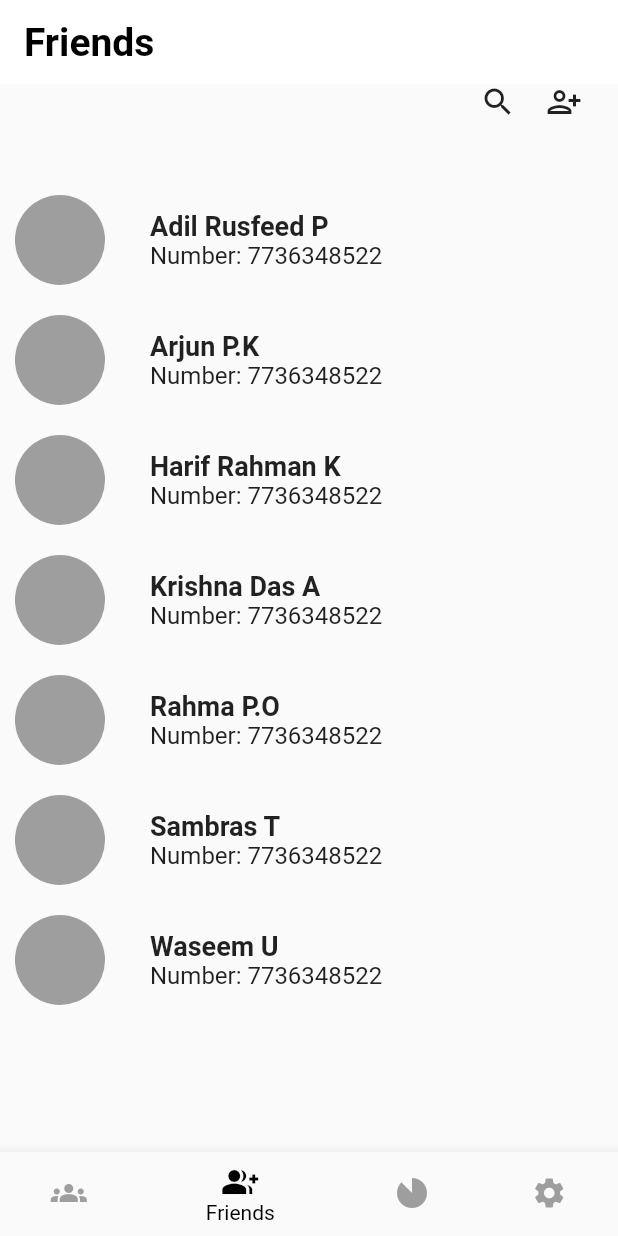
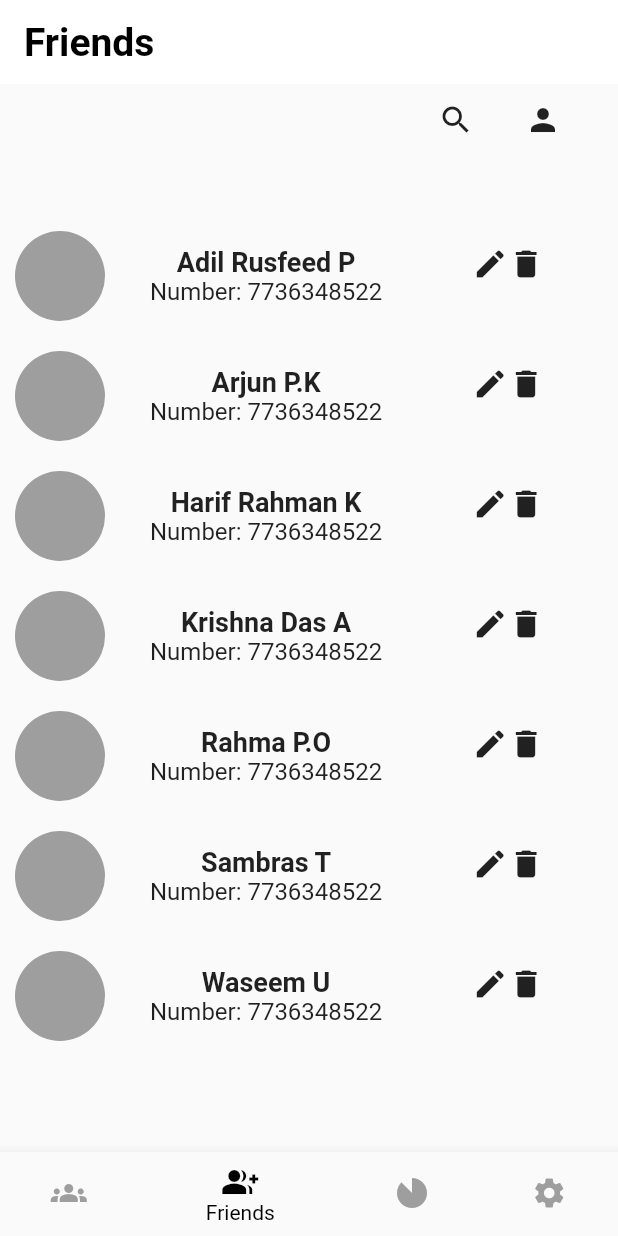
Before and after one commit to Ayishamarva7998/ExpenseTrack, a Flutter app: the screen it shows after launch, item 2 of the bottom bar chosen, on a phone screen of 412 x 824 dp. Run offline on Flutter 3.47's test engine with Material 2 defaults, Android fonts, the phone set to English and light mode, and no system bars.

Commit message:
pages updated

```diff
--- a/lib/main.dart
+++ b/lib/main.dart
@@ -1,6 +1,7 @@
 import 'package:flutter/material.dart';
 import 'package:splitwise_app/bottombar.dart';
 import 'package:splitwise_app/loginpage.dart';
+import 'package:splitwise_app/screens/2.1.dart';
 
 void main() {
   runApp(const MyApp());
--- a/lib/screens/friends_screen.dart
+++ b/lib/screens/friends_screen.dart
@@ -1,4 +1,5 @@
 import 'package:flutter/material.dart';
+import 'package:splitwise_app/screens/2.1.dart';
 
 class friends_screen extends StatelessWidget {
   const friends_screen({super.key});
@@ -12,10 +13,12 @@ class friends_screen extends StatelessWidget {
       children: [
         Row(
           children: [
-            SizedBox(width: 320,),
-            Icon(Icons.search),
-            SizedBox(width: 20,),
-            Icon(Icons.person_add_alt)
+            SizedBox(width: 280,),
+        IconButton(onPressed: (){}, icon: Icon(Icons.search)),
+            SizedBox(width: 10,),
+          IconButton(onPressed: (){
+            Navigator.of(context).push(MaterialPageRoute(builder: (context) => addcontact(),));
+          }, icon: Icon(Icons.person))
           ],
 
         ),
@@ -47,18 +50,29 @@ class friends_screen extends StatelessWidget {
       SizedBox(width: 10),
       CircleAvatar(radius: 30, backgroundColor: Colors.grey),
       SizedBox(width: 30),
-      Column(
+      Row(
         crossAxisAlignment: CrossAxisAlignment.start,
         children: [
-          Text(
-            name,
-            style: TextStyle(fontWeight: FontWeight.bold, fontSize: 18),
-          ),
-          Text(
+          Column(
+            children: [
+              Align(alignment: Alignment.topRight,
+                child: Text(
+                  name,
+                  style: TextStyle(fontWeight: FontWeight.bold, fontSize: 18),
+                ),
+              ),
+               Text(
             'Number: $number',
             style: TextStyle(fontSize: 16),
 
           ),
+            ],
+          ),
+          SizedBox(width: 60,),
+          Icon(Icons.edit),
+          Icon(Icons.delete)
+
+
 
         ],
       ),
```
Also changed, not shown: lib/screens/1.1.dart (added, +12 -0 lines), lib/screens/1.2.dart (added, +15 -0 lines), lib/screens/2.1.dart (added, +40 -0 lines), lib/screens/groups_screen.dart (+14 -4 lines).
